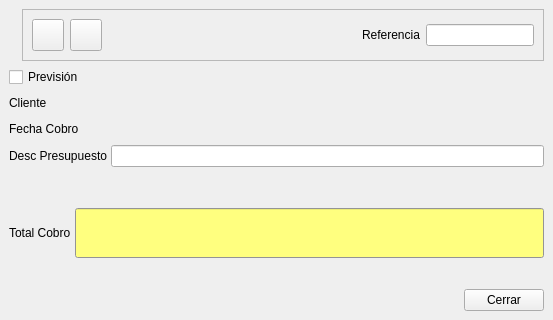
Old version of the form bulmages/bulmafact/src/cobrobase.ui in the repository eboladev/Bulmages-1.
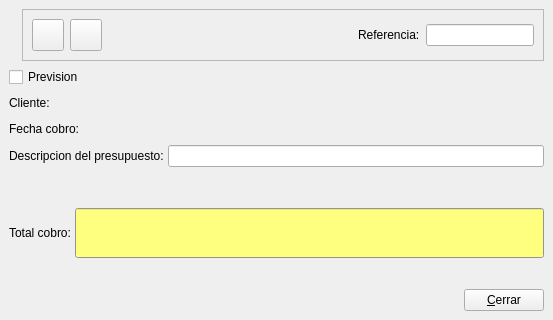
New version of the form. Icons and pictures are not drawn. Custom widgets are drawn as their Qt base class.

The edit to the form file:
```diff
--- a/bulmages/bulmafact/src/cobrobase.ui
+++ b/bulmages/bulmafact/src/cobrobase.ui
@@ -141,7 +141,7 @@
            </sizepolicy>
           </property>
           <property name="text" >
-           <string>Referencia</string>
+           <string>Referencia:</string>
           </property>
          </widget>
         </item>
@@ -165,7 +165,7 @@
    <item>
     <widget class="QCheckBox" name="mui_previsioncobro" >
      <property name="text" >
-      <string>Previsión</string>
+      <string>Prevision</string>
      </property>
     </widget>
    </item>
@@ -180,7 +180,7 @@
      <item>
       <widget class="QLabel" name="textLabel1_2_3_2" >
        <property name="text" >
-        <string>Cliente</string>
+        <string>Cliente:</string>
        </property>
       </widget>
      </item>
@@ -225,7 +225,7 @@
      <item>
       <widget class="QLabel" name="textLabel1_2_3" >
        <property name="text" >
-        <string>Fecha Cobro</string>
+        <string>Fecha cobro:</string>
        </property>
       </widget>
      </item>
@@ -278,7 +278,7 @@
         </sizepolicy>
        </property>
        <property name="text" >
-        <string>Desc Presupuesto</string>
+        <string>Descripcion del presupuesto:</string>
        </property>
       </widget>
      </item>
@@ -322,7 +322,7 @@
         </sizepolicy>
        </property>
        <property name="text" >
-        <string>Total Cobro</string>
+        <string>Total cobro:</string>
        </property>
       </widget>
      </item>
@@ -651,7 +651,7 @@
      <item>
       <widget class="QPushButton" name="pushButton" >
        <property name="text" >
-        <string>Cerrar</string>
+        <string>&amp;Cerrar</string>
        </property>
       </widget>
      </item>
```
Left out of the diff: 16 changed lines with no effect on the pictures.
